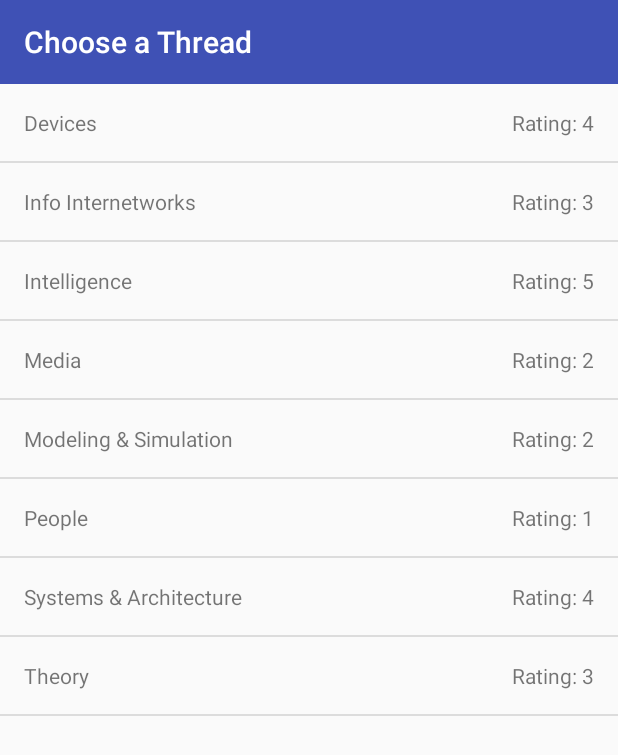
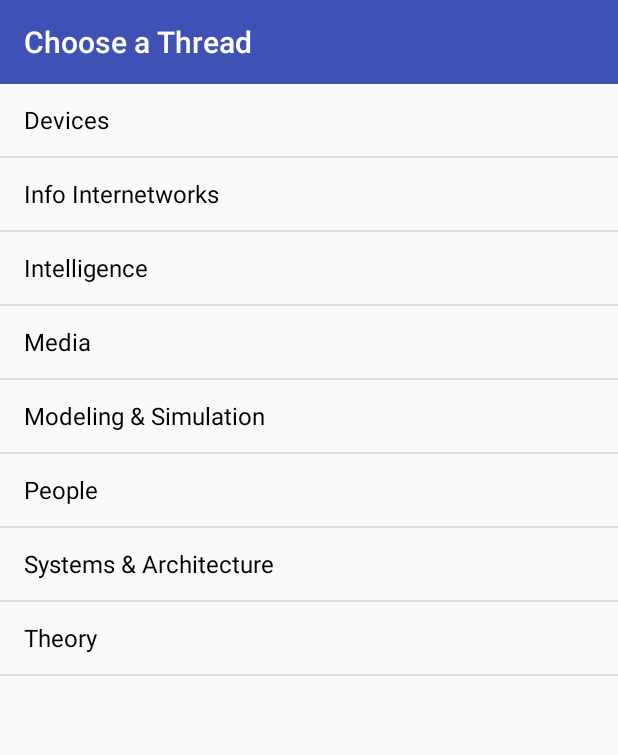
Before and after one commit to git-mad/threads, an Android app: the screen it shows after launch (MainActivity), on a phone screen of 412 x 824 dp. Shown: the top 755 px of the screen. Run offline under Robolectric (Android 15) with nearby library versions, the phone set to English and light mode, and no system bars.

Commit message:
finishd making tutorial and todo comments

```diff
--- a/app/src/main/java/edu/gatech/gtorg/gitmad/threads/activity/ConstraintLayoutLogin.java
+++ b/app/src/main/java/edu/gatech/gtorg/gitmad/threads/activity/ConstraintLayoutLogin.java
@@ -19,7 +19,7 @@ public class ConstraintLayoutLogin extends AppCompatActivity {
         super.onCreate(savedInstanceState);
         setContentView(R.layout.activity_constraint_layout_login);
         //TODO:(11) Add the reference for button in constraint layout same as before
-        signIn = ((Button) findViewById("**Reference to your button id**"));
+//        signIn = ((Button) findViewById("**Reference to your button id**"));
 
         signIn.setOnClickListener(new View.OnClickListener() {
             @Override
--- a/app/src/main/java/edu/gatech/gtorg/gitmad/threads/activity/LinearLayoutLogin.java
+++ b/app/src/main/java/edu/gatech/gtorg/gitmad/threads/activity/LinearLayoutLogin.java
@@ -20,7 +20,7 @@ public class LinearLayoutLogin extends AppCompatActivity {
         setContentView(R.layout.activity_linear_layout_login);
 //        TODO:(8) Use your button id to get the button
 //        To get Reference, R.id.***Your Button Id****
-        signInBtn = ((Button) findViewById("**Reference to your button id"));
+//        signInBtn = ((Button) findViewById("**Reference to your button id"));
 
         //On click listener, which is a method that activates on button click
         signInBtn.setOnClickListener(new View.OnClickListener() {
--- a/app/src/main/java/edu/gatech/gtorg/gitmad/threads/adapter/ThreadAdapter.java
+++ b/app/src/main/java/edu/gatech/gtorg/gitmad/threads/adapter/ThreadAdapter.java
@@ -39,11 +39,12 @@ public class ThreadAdapter extends ArrayAdapter<String> {
             convertView = LayoutInflater.from(getContext()).inflate(R.layout.listview_layout, parent, false);
         }
         // Lookup view for data population
-        TextView threadRating = (TextView) convertView.findViewById(R.id.textView_listView_thread_rating);
-        TextView threadName = (TextView) convertView.findViewById(R.id.textView_listView_thread_name);
-        // Populate the data into the template view using the data object
-        threadRating.setText(rating);
-        threadName.setText(thread);
+//        TODO:(14) Add the Id's of both of your textViews to show the information
+//        TextView threadRating = (TextView) convertView.findViewById();
+//        TextView threadName = (TextView) convertView.findViewById();
+//        // Populate the data into the template view using the data object
+//        threadRating.setText(rating);
+//        threadName.setText(thread);
         // Return the completed view to render on screen
         return convertView;
     }
--- a/app/src/main/java/edu/gatech/gtorg/gitmad/threads/fragment/ThreadsListFragment.java
+++ b/app/src/main/java/edu/gatech/gtorg/gitmad/threads/fragment/ThreadsListFragment.java
@@ -68,8 +68,9 @@ public class ThreadsListFragment extends Fragment {
     }
 
     private void addListAdapter(ListView listView) {
-        ThreadAdapter adapter = new ThreadAdapter(getActivity(), threadNames, threadRatings);
-//        ArrayAdapter<String> adapter = new ArrayAdapter<>(getActivity(), android.R.layout.simple_list_item_1, threadNames);
+//        TODO:(15) Uncomment the line below this and comment out the ArrayAdapter line
+//        ThreadAdapter adapter = new ThreadAdapter(getActivity(), threadNames, threadRatings);
+        ArrayAdapter<String> adapter = new ArrayAdapter<>(getActivity(), android.R.layout.simple_list_item_1, threadNames);
         listView.setAdapter(adapter);
     }
 
--- a/app/src/main/res/layout/listview_layout.xml
+++ b/app/src/main/res/layout/listview_layout.xml
@@ -1,4 +1,6 @@
 <?xml version="1.0" encoding="utf-8"?>
+<!--TODO:(13) Implement the Listview Layout, will need two TextViews for the Name and rating-->
+<!--TODO:(14) Choose Constraint or Linear and delete the other from this file-->
 <android.support.constraint.ConstraintLayout xmlns:android="http://schemas.android.com/apk/res/android"
     xmlns:app="http://schemas.android.com/apk/res-auto"
     xmlns:tools="http://schemas.android.com/tools"
@@ -6,39 +8,13 @@
     android:layout_width="match_parent"
     android:layout_height="match_parent">
 
-    <TextView
-        android:text="Thread Name"
-        android:layout_width="wrap_content"
-        android:layout_height="wrap_content"
-        android:id="@+id/textView_listView_thread_name"
-        android:layout_marginStart="16dp"
-        app:layout_constraintLeft_toLeftOf="parent"
-        android:layout_marginLeft="16dp"
-        android:layout_marginTop="16dp"
-        app:layout_constraintTop_toTopOf="parent"
-        android:layout_marginEnd="16dp"
-        app:layout_constraintRight_toRightOf="parent"
-        android:layout_marginRight="16dp"
-        app:layout_constraintBottom_toBottomOf="parent"
-        android:layout_marginBottom="16dp"
-        app:layout_constraintHorizontal_bias="0.0"
-        app:layout_constraintVertical_bias="0.0" />
 
-    <TextView
-        android:text="Rating:"
-        android:layout_width="wrap_content"
-        android:layout_height="wrap_content"
-        android:id="@+id/textView_listView_thread_rating"
-        android:layout_marginStart="8dp"
-        app:layout_constraintLeft_toRightOf="@+id/textView_listView_thread_name"
-        android:layout_marginLeft="8dp"
-        android:layout_marginEnd="16dp"
-        app:layout_constraintRight_toRightOf="parent"
-        android:layout_marginRight="16dp"
-        app:layout_constraintBottom_toBottomOf="parent"
-        android:layout_marginBottom="16dp"
-        app:layout_constraintHorizontal_bias="1.0"
-        android:layout_marginTop="16dp"
-        app:layout_constraintTop_toTopOf="parent"
-        app:layout_constraintVertical_bias="0.0" />
 </android.support.constraint.ConstraintLayout>
+
+
+<!--<LinearLayout xmlns:android="http://schemas.android.com/apk/res/android"-->
+    <!--xmlns:tools="http://schemas.android.com/tools"-->
+    <!--android:layout_width="match_parent"-->
+    <!--android:layout_height="match_parent"-->
+    <!--android:orientation="vertical">-->
+<!--</LinearLayout>-->
```
Also changed, not shown: app/src/main/java/edu/gatech/gtorg/gitmad/threads/activity/MainActivity.java (line endings or trailing spaces).
